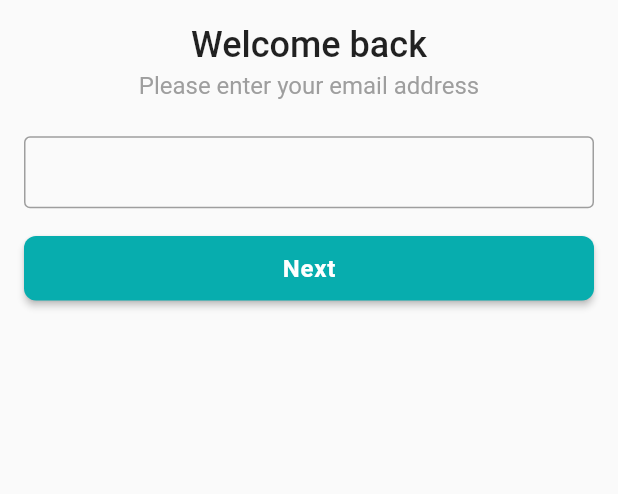
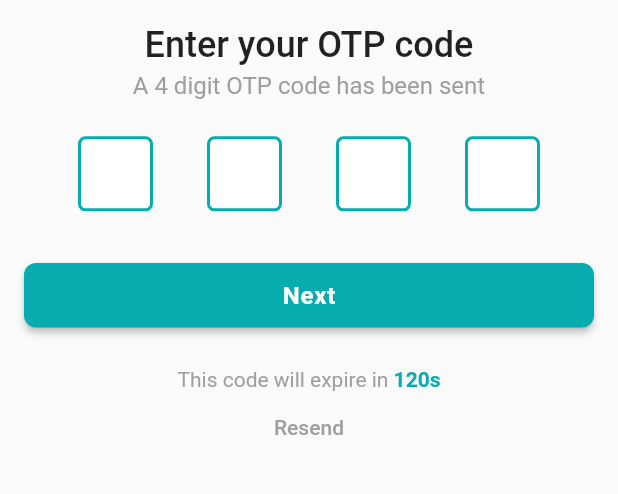
Before and after one commit to RafatMeraz/ostad-flutter-batch-three, a Flutter app: the screen it shows after launch, after a tap on "Next", on a phone screen of 412 x 824 dp, the part 302-796 px from its top. Run offline on Flutter 3.47's test engine with Material 2 defaults, Android fonts, the phone set to English and light mode, and no system bars; drawn by our look-alikes of pin_code_fields; our stand-ins replace flutter_svg, get, location.

Commit message:
OTP verification screen ui design added

```diff
--- a/ecommerce/lib/presentation/ui/screens/auth/email_verification_screen.dart
+++ b/ecommerce/lib/presentation/ui/screens/auth/email_verification_screen.dart
@@ -1,6 +1,9 @@
 import 'package:ecommerce/presentation/ui/utility/image_assets.dart';
 import 'package:flutter/material.dart';
 import 'package:flutter_svg/flutter_svg.dart';
+import 'package:get/get.dart';
+
+import 'otp_verification_screen.dart';
 
 class EmailVerificationScreen extends StatefulWidget {
   const EmailVerificationScreen({Key? key}) : super(key: key);
@@ -37,12 +40,21 @@ class _EmailVerificationScreenState extends State<EmailVerificationScreen> {
                 )
               ),
               const SizedBox(height: 24,),
-              TextFormField(),
+              TextFormField(
+                decoration: const InputDecoration(
+                  hintText: 'Email'
+                ),
+              ),
               const SizedBox(height: 16,),
               SizedBox(
-                  width: double.infinity,
-                  child: ElevatedButton(
-                      onPressed: () {}, child: const Text('Next')))
+                width: double.infinity,
+                child: ElevatedButton(
+                  onPressed: () {
+                    Get.to(const OTPVerificationScreen());
+                  },
+                  child: const Text('Next'),
+                ),
+              ),
             ],
           ),
         ),
--- /dev/null
+++ b/ecommerce/lib/presentation/ui/screens/auth/otp_verification_screen.dart
@@ -0,0 +1,118 @@
+import 'package:ecommerce/presentation/ui/utility/app_colors.dart';
+import 'package:ecommerce/presentation/ui/utility/image_assets.dart';
+import 'package:flutter/material.dart';
+import 'package:flutter_svg/flutter_svg.dart';
+import 'package:pin_code_fields/pin_code_fields.dart';
+
+class OTPVerificationScreen extends StatefulWidget {
+  const OTPVerificationScreen({Key? key}) : super(key: key);
+
+  @override
+  State<OTPVerificationScreen> createState() => _OTPVerificationScreenState();
+}
+
+class _OTPVerificationScreenState extends State<OTPVerificationScreen> {
+  @override
+  Widget build(BuildContext context) {
+    return Scaffold(
+      body: SafeArea(
+        child: SingleChildScrollView(
+          child: Padding(
+            padding: const EdgeInsets.all(16.0),
+            child: Column(
+              children: [
+                const SizedBox(
+                  height: 80,
+                ),
+                Center(
+                  child: SvgPicture.asset(
+                    ImageAssets.craftyBayLogoSVG,
+                    width: 100,
+                  ),
+                ),
+                const SizedBox(
+                  height: 16,
+                ),
+                Text(
+                  'Enter your OTP code',
+                  style: Theme.of(context).textTheme.titleLarge?.copyWith(
+                        fontSize: 24,
+                      ),
+                ),
+                const SizedBox(
+                  height: 4,
+                ),
+                Text('A 4 digit OTP code has been sent',
+                    style: Theme.of(context)
+                        .textTheme
+                        .titleMedium
+                        ?.copyWith(color: Colors.grey)),
+                const SizedBox(
+                  height: 24,
+                ),
+                PinCodeTextField(
+                  length: 4,
+                  obscureText: false,
+                  animationType: AnimationType.fade,
+                  mainAxisAlignment: MainAxisAlignment.spaceEvenly,
+                  keyboardType: TextInputType.number,
+                  pinTheme: PinTheme(
+                      shape: PinCodeFieldShape.box,
+                      borderRadius: BorderRadius.circular(5),
+                      fieldHeight: 50,
+                      fieldWidth: 50,
+                      activeFillColor: Colors.white,
+                      inactiveFillColor: Colors.white,
+                      selectedFillColor: Colors.white,
+                      activeColor: AppColors.primaryColor,
+                      inactiveColor: AppColors.primaryColor,
+                      selectedColor: Colors.green,
+                  ),
+                  animationDuration: const Duration(milliseconds: 300),
+                  enableActiveFill: true,
+                  onCompleted: (v) {},
+                  onChanged: (value) {},
+                  beforeTextPaste: (text) {
+                    return true;
+                  },
+                  appContext: context,
+                ),
+                const SizedBox(
+                  height: 16,
+                ),
+                SizedBox(
+                  width: double.infinity,
+                  child: ElevatedButton(
+                    onPressed: () {},
+                    child: const Text('Next'),
+                  ),
+                ),
+                const SizedBox(
+                  height: 24,
+                ),
+                RichText(
+                  text: const TextSpan(
+                    style: TextStyle(color: Colors.grey),
+                    children: [
+                      TextSpan(text: 'This code will expire in '),
+                      TextSpan(
+                          text: '120s',
+                          style: TextStyle(
+                              color: AppColors.primaryColor,
+                              fontWeight: FontWeight.bold)),
+                    ],
+                  ),
+                ),
+                TextButton(
+                  onPressed: () {},
+                  style: TextButton.styleFrom(foregroundColor: Colors.grey),
+                  child: const Text('Resend'),
+                ),
+              ],
+            ),
+          ),
+        ),
+      ),
+    );
+  }
+}
--- a/ecommerce/pubspec.yaml
+++ b/ecommerce/pubspec.yaml
@@ -15,6 +15,7 @@ dependencies:
   cupertino_icons: ^1.0.2
   flutter_svg: ^2.0.0
   get: ^4.6.5
+  pin_code_fields: ^8.0.1
 
 dev_dependencies:
   flutter_test:
```
Also changed, not shown: ecommerce/pubspec.lock.
